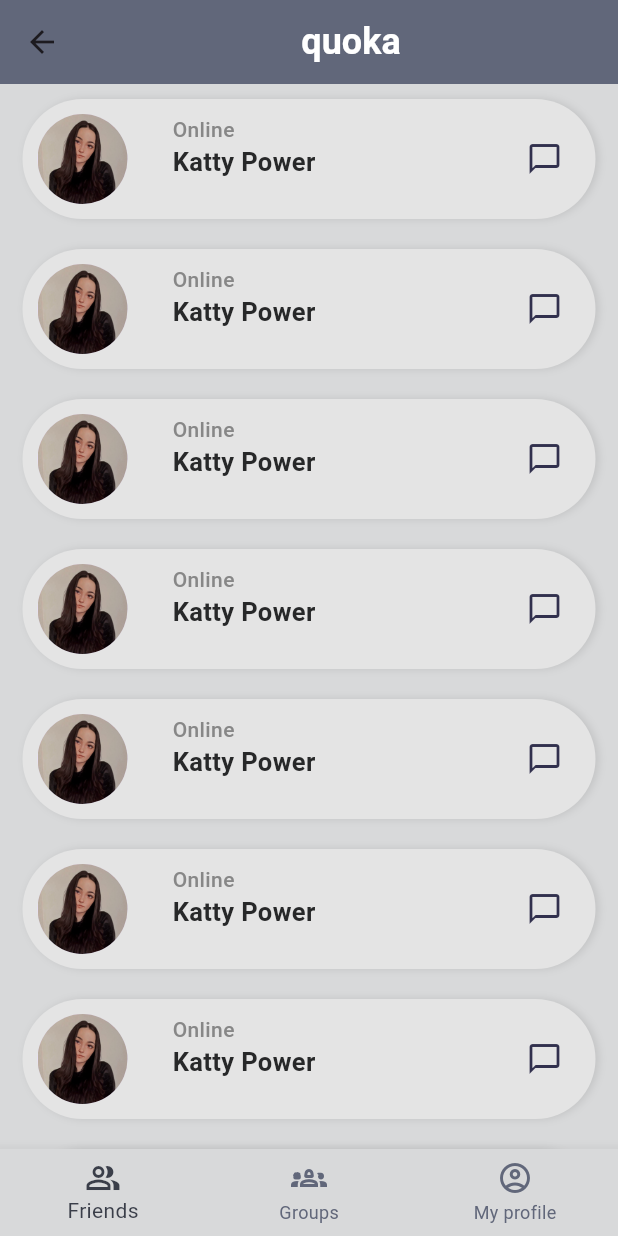
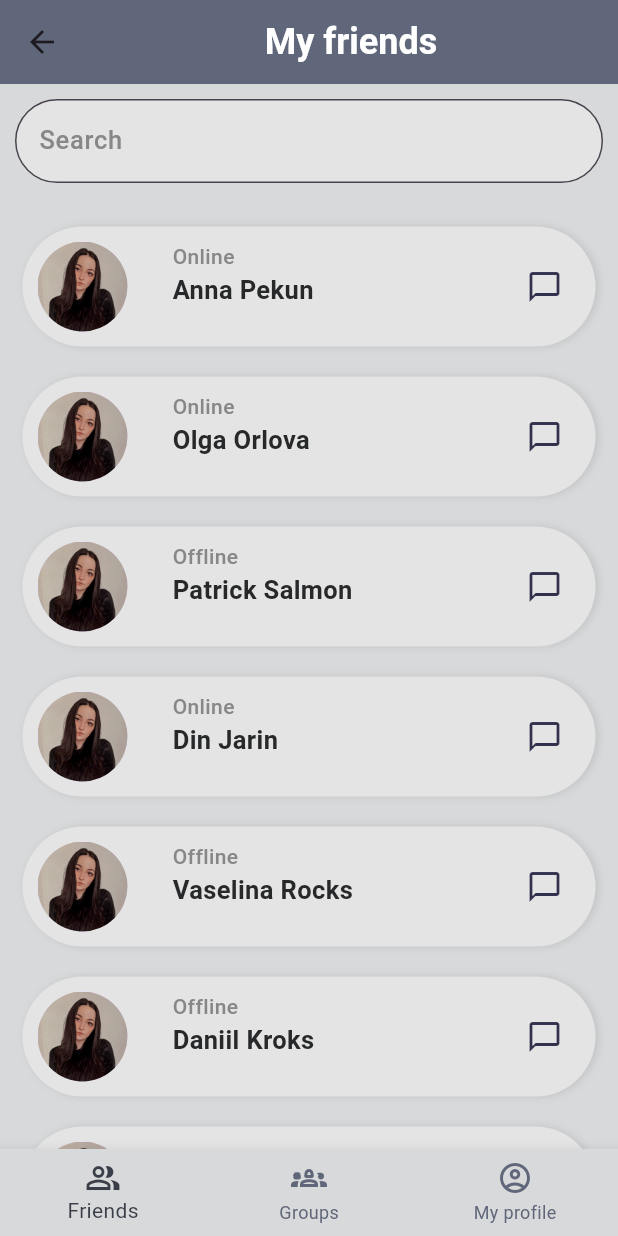
Before and after one commit to nodleSsh/quoks, a Flutter app: the MainScreeWidget screen opened by its route, on a phone screen of 412 x 824 dp. Run offline on Flutter 3.47's test engine with Material 3 defaults, Android fonts, the phone set to English and light mode, and no system bars.

Commit message:
create search

```diff
--- a/lib/widgets/auth/friends_list/friends_list_widget.dart
+++ b/lib/widgets/auth/friends_list/friends_list_widget.dart
@@ -1,23 +1,107 @@
 import 'package:flutter/material.dart';
 import 'package:social_vk/resources/resources.dart';
 
-class FriendsListWidgets extends StatelessWidget {
-  final status = 'Online';
+class Friends {
+  final String avatar;
+  final String name;
+  final String status;
+  Friends({required this.avatar, required this.name, required this.status});
+}
+
+class FriendsListWidgets extends StatefulWidget {
+  const FriendsListWidgets({super.key});
+
+  @override
+  State<FriendsListWidgets> createState() => _FriendsListWidgetsState();
+}
+
+class _FriendsListWidgetsState extends State<FriendsListWidgets> {
+  final _friends = [
+    Friends(
+      avatar: AppImages.avatar,
+      name: 'Anna Pekun',
+      status: 'Online',
+    ),
+    Friends(
+      avatar: AppImages.avatar,
+      name: 'Olga Orlova',
+      status: 'Online',
+    ),
+    Friends(
+      avatar: AppImages.avatar,
+      name: 'Patrick Salmon',
+      status: 'Offline',
+    ),
+    Friends(
+      avatar: AppImages.avatar,
+      name: 'Din Jarin',
+      status: 'Online',
+    ),
+    Friends(
+      avatar: AppImages.avatar,
+      name: 'Vaselina Rocks',
+      status: 'Offline',
+    ),
+    Friends(
+      avatar: AppImages.avatar,
+      name: 'Daniil Kroks',
+      status: 'Offline',
+    ),
+    Friends(
+      avatar: AppImages.avatar,
+      name: 'Lena Lena',
+      status: 'Oflline',
+    ),
+    Friends(
+      avatar: AppImages.avatar,
+      name: 'Tani Kate',
+      status: 'Offline',
+    ),
+  ];
+
+  var _filtredFriends = <Friends>[];
+  final _searchController = TextEditingController();
+
+  void _searchFriends() {
+    final query = _searchController.text;
+    if (query.isNotEmpty) {
+      _filtredFriends = _friends.where((Friends friend) {
+        return friend.name.toLowerCase().contains(query.toLowerCase());
+      }).toList();
+    } else {
+      _filtredFriends = _friends;
+    }
+    setState(() {});
+  }
+
+  @override
+  void initState() {
+    super.initState();
+    _filtredFriends = _friends;
+    _searchController.addListener(_searchFriends);
+  }
+
   final statusStyle = const TextStyle(
     fontWeight: FontWeight.w500,
     color: Color.fromARGB(255, 135, 135, 135),
   );
-  const FriendsListWidgets({super.key});
 
   @override
   Widget build(BuildContext context) {
-    return ListView.builder(
-      itemCount: 10,
+    return Stack(
+      children: [
+        ListView.builder(
+          padding: const EdgeInsets.only(top: 85),
+          keyboardDismissBehavior: ScrollViewKeyboardDismissBehavior.onDrag,
+          itemCount: _filtredFriends.length,
           itemExtent: 100,
           itemBuilder: (BuildContext context, int index) {
+            final friend = _friends[index];
             return Padding(
               padding: const EdgeInsets.symmetric(horizontal: 15, vertical: 10),
-          child: Container(
+              child: Stack(
+                children: [
+                  Container(
                     child: DecoratedBox(
                       decoration: BoxDecoration(
                         borderRadius: BorderRadius.circular(50),
@@ -30,17 +114,17 @@ class FriendsListWidgets extends StatelessWidget {
                         ],
                       ),
                       child: Padding(
-                padding:
-                    const EdgeInsets.symmetric(horizontal: 10, vertical: 10),
+                        padding: const EdgeInsets.symmetric(
+                            horizontal: 10, vertical: 10),
                         child: Row(
                           mainAxisAlignment: MainAxisAlignment.spaceBetween,
                           crossAxisAlignment: CrossAxisAlignment.center,
                           children: [
                             Row(
                               children: [
-                        const CircleAvatar(
+                                CircleAvatar(
                                   radius: 30,
-                          backgroundImage: AssetImage(AppImages.avatar),
+                                  backgroundImage: AssetImage(friend.avatar),
                                 ),
                                 const SizedBox(
                                   width: 30,
@@ -49,16 +133,18 @@ class FriendsListWidgets extends StatelessWidget {
                                   crossAxisAlignment: CrossAxisAlignment.start,
                                   children: [
                                     Text(
-                              '$status',
+                                      friend.status,
                                       style: statusStyle,
                                     ),
-                            const Text(
-                              "Katty Power",
-                              style: TextStyle(
+                                    Text(
+                                      friend.name,
+                                      style: const TextStyle(
                                         fontSize: 17,
                                         fontWeight: FontWeight.w600,
                                         color: Color(0xFF272829),
                                       ),
+                                      maxLines: 1,
+                                      overflow: TextOverflow.ellipsis,
                                     ),
                                   ],
                                 ),
@@ -76,8 +162,48 @@ class FriendsListWidgets extends StatelessWidget {
                       ),
                     ),
                   ),
+                  Material(
+                    color: Colors.transparent,
+                    child: InkWell(
+                      borderRadius: BorderRadius.circular(50),
+                      onTap: () {
+                        print('Choise people');
+                      },
+                    ),
+                  ),
+                ],
+              ),
             );
           },
+        ),
+        Padding(
+          padding:
+              const EdgeInsets.only(top: 10, left: 10, right: 10, bottom: 5),
+          child: TextField(
+            controller: _searchController,
+            decoration: InputDecoration(
+              labelText: 'Search',
+              labelStyle: const TextStyle(
+                color: Color.fromARGB(255, 135, 135, 135),
+                fontSize: 17,
+                fontWeight: FontWeight.w500,
+              ),
+              filled: true,
+              fillColor: const Color.fromARGB(255, 228, 228, 228),
+              border: OutlineInputBorder(
+                borderRadius: BorderRadius.circular(50),
+              ),
+              focusedBorder: OutlineInputBorder(
+                borderRadius: BorderRadius.circular(50),
+                borderSide: const BorderSide(
+                  color: Color.fromARGB(255, 87, 87, 125),
+                  width: 2,
+                ),
+              ),
+            ),
+          ),
+        ),
+      ],
     );
   }
 }
--- a/lib/widgets/auth/main_screen/main_screen_widget.dart
+++ b/lib/widgets/auth/main_screen/main_screen_widget.dart
@@ -10,16 +10,6 @@ class MainScreeWidget extends StatefulWidget {
 
 class _MainScreeWidgetState extends State<MainScreeWidget> {
   int _currentIndex = 0;
-
-  static const List<Widget> _widgetOptions = <Widget>[
-    FriendsListWidgets(),
-    Text(
-      'Groups',
-    ),
-    Text(
-      'My profile',
-    ),
-  ];
 
   void onSelectItem(int index) {
     if (_currentIndex == index) return;
@@ -41,13 +31,22 @@ class _MainScreeWidgetState extends State<MainScreeWidget> {
       appBar: AppBar(
         title: Center(
           child: Text(
-            'quoka',
+            'My friends',
             style: logoStyle,
           ),
         ),
       ),
-      body: Center(
-        child: _widgetOptions[_currentIndex],
+      body: IndexedStack(
+        index: _currentIndex,
+        children: const [
+          FriendsListWidgets(),
+          Text(
+            'Groups',
+          ),
+          Text(
+            'My profile',
+          ),
+        ],
       ),
       bottomNavigationBar: BottomNavigationBar(
         currentIndex: _currentIndex,
```
Lines whose indentation alone changed are shown as unchanged.
